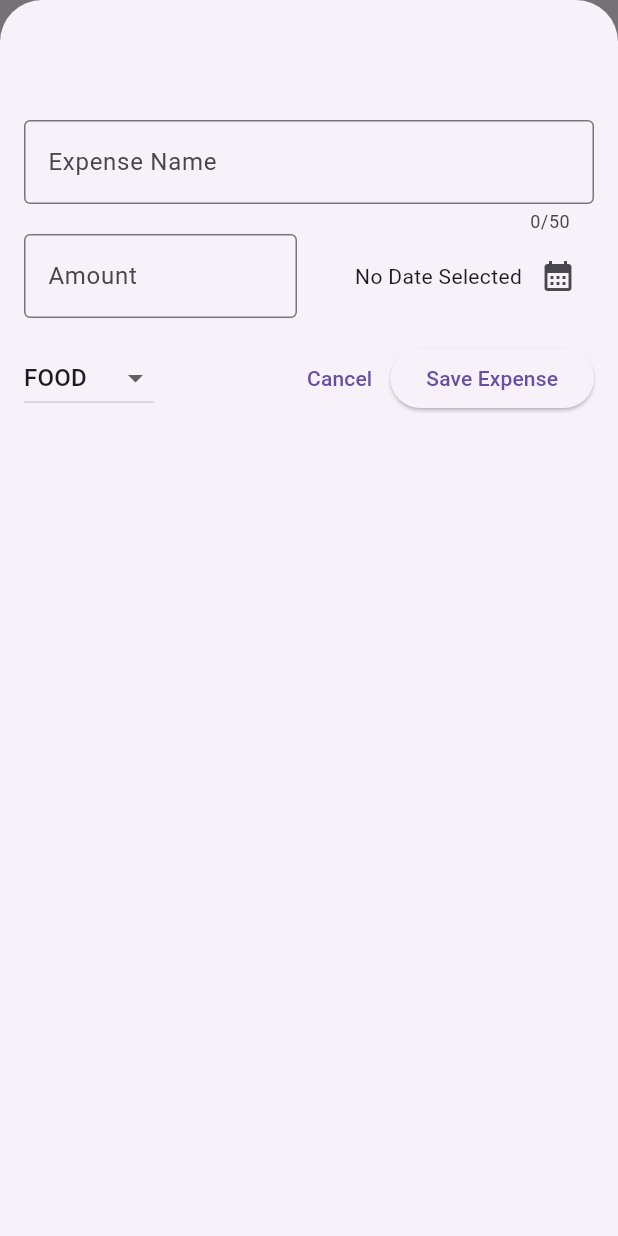
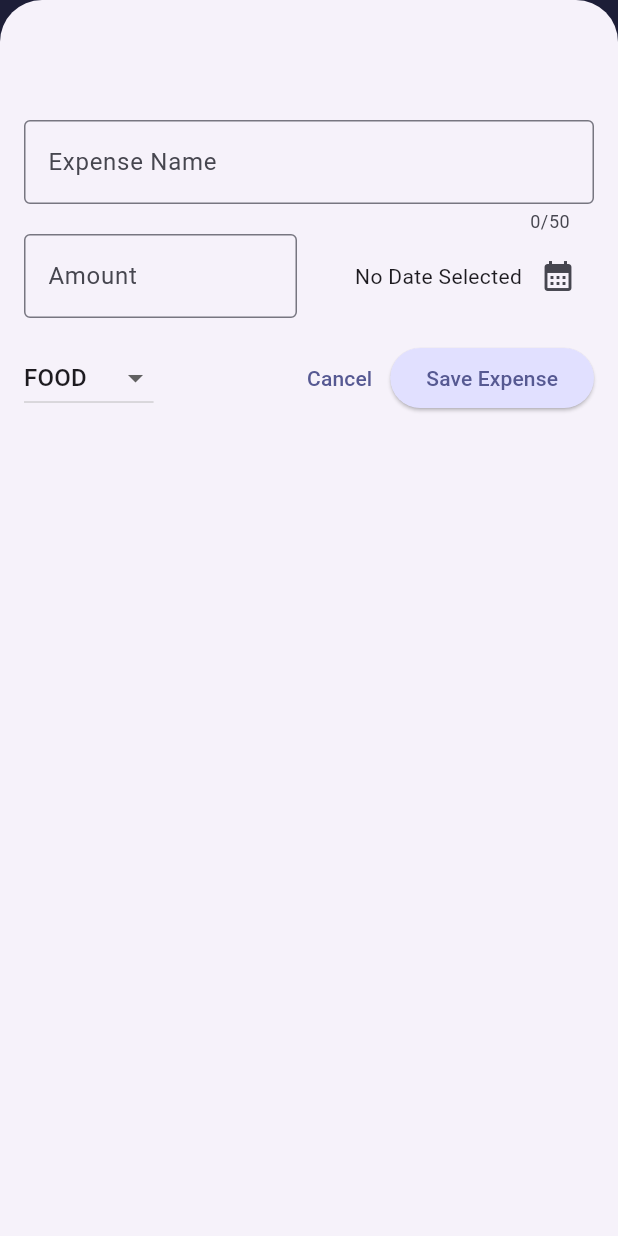
Before and after one commit to manavpande12/Flutter-Project, a Flutter app: the screen it shows after launch, after a tap on the "add" icon, on a phone screen of 412 x 824 dp. Run offline on Flutter 3.47's test engine with Material 3 defaults, Android fonts, the phone set to English and light mode, and no system bars; our stand-ins replace google_fonts.

Commit message:
style added

```diff
--- a/expense_tracker/lib/main.dart
+++ b/expense_tracker/lib/main.dart
@@ -1,13 +1,77 @@
 import 'package:flutter/material.dart';
 import 'package:expense_tracker/widgets/expenses.dart';
 
-void main(){
+var kColorScheme = ColorScheme.fromSeed(
+  seedColor: const Color.fromARGB(255, 165, 169, 255),
+);
+
+var kDarkColorScheme = ColorScheme.fromSeed(
+  brightness: Brightness.dark,
+  seedColor: const Color.fromARGB(255, 42, 16, 58),
+);
+void main() {
   runApp(
     MaterialApp(
       title: 'Expense Tracker',
       debugShowCheckedModeBanner: false,
-      theme: ThemeData(useMaterial3: true),
+
+      //Dark Theme
+      darkTheme: ThemeData.dark().copyWith(
+        useMaterial3: true,
+        colorScheme: kDarkColorScheme,
+        // copyWith() - we are ovrriding default style to customize our style
+
+
+        cardTheme: const CardTheme().copyWith(
+          color: kDarkColorScheme.secondaryContainer,
+          margin: const EdgeInsets.symmetric(
+            horizontal: 16,
+            vertical: 8,
+          ),
+        ),
+
+        elevatedButtonTheme: ElevatedButtonThemeData(
+          style: ElevatedButton.styleFrom(
+              backgroundColor: kDarkColorScheme.primaryContainer,
+              foregroundColor: kDarkColorScheme.onPrimaryContainer),
+        ),
+      ),
+
+      //Light Theme
+      theme: ThemeData().copyWith(
+        useMaterial3: true,
+        colorScheme: kColorScheme,
+        // copyWith() - we are ovrriding default style to customize our style
+
+        appBarTheme: const AppBarTheme().copyWith(
+          backgroundColor: kColorScheme.onPrimaryContainer,
+          foregroundColor: kColorScheme.primaryContainer,
+        ),
+
+        cardTheme: const CardTheme().copyWith(
+          color: kColorScheme.secondaryContainer,
+          margin: const EdgeInsets.symmetric(
+            horizontal: 16,
+            vertical: 8,
+          ),
+        ),
+
+        elevatedButtonTheme: ElevatedButtonThemeData(
+          style: ElevatedButton.styleFrom(
+            backgroundColor: kColorScheme.primaryContainer,
+          ),
+        ),
+
+        textTheme: ThemeData().textTheme.copyWith(
+              titleLarge: TextStyle(
+                fontSize: 18,
+                fontWeight: FontWeight.bold,
+                color: kColorScheme.onSecondaryContainer,
+              ),
+            ),
+      ),
+      // themeMode: ThemeMode.dark, //default
       home: Expenses(),
-    )
+    ),
   );
 }
--- a/expense_tracker/lib/widgets/expenses_lists/expenses_item.dart
+++ b/expense_tracker/lib/widgets/expenses_lists/expenses_item.dart
@@ -14,8 +14,12 @@
           vertical: 16,
         ),
         child: Column(
+          crossAxisAlignment: CrossAxisAlignment.start,
           children: [
-            Text(expense.title),
+            Text(
+              expense.title,
+              style: Theme.of(context).textTheme.titleLarge,
+            ),
             const SizedBox(height: 4),
             Row(
               children: [
--- a/expense_tracker/lib/widgets/expenses_lists/expenses_list.dart
+++ b/expense_tracker/lib/widgets/expenses_lists/expenses_list.dart
@@ -22,7 +22,17 @@
       itemCount: expenses.length,
       itemBuilder: (context, index) => Dismissible(
         key: ValueKey(expenses[index]),
-        onDismissed: (direction){
+
+        background: Container(
+
+          color: Theme.of(context).colorScheme.error.withOpacity(0.90),
+          margin: EdgeInsets.symmetric(
+            horizontal: Theme.of(context).cardTheme.margin!.horizontal,
+          ),
+
+        ),
+
+        onDismissed: (direction) {
           onRemoveExpense(expenses[index]);
         },
         child: ExpensesItem(expenses[index]),
```
